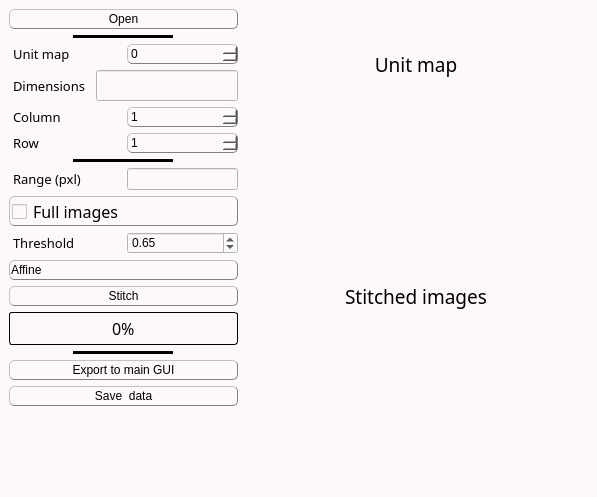
Old version of the form inichord/TwoD_Stitching.ui in the repository Cyril-Langlois/iniCHORD.
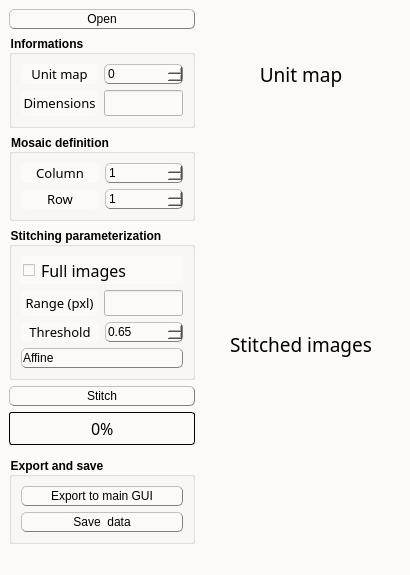
New version of the form. Icons and pictures are not drawn. Custom widgets are drawn as their Qt base class.

Diff of the .ui file:
```diff
--- a/inichord/TwoD_Stitching.ui
+++ b/inichord/TwoD_Stitching.ui
@@ -6,8 +6,8 @@
    <rect>
     <x>0</x>
     <y>0</y>
-    <width>597</width>
-    <height>497</height>
+    <width>406</width>
+    <height>538</height>
    </rect>
   </property>
   <property name="windowTitle">
@@ -15,28 +15,28 @@
   </property>
   <property name="styleSheet">
    <string notr="true">/* Couleur du fond, label, combobox, progressbar vide et spin box */
-QWidget, QLabel, QComboBox, QProgressBar, QSpinBox {background-color: rgb(253, 249, 248)}
+QWidget, QLabel, QComboBox, QProgressBar, QSpinBox, QDoubleSpinBox {background-color: rgb(253, 249, 248)}
 
 /* Couleur quand inactif */
-QPushButton:disabled, QComboBox:disabled, QSpinBox:disabled {background-color: rgba(243, 98, 64,150)}
+QPushButton:disabled, QComboBox:disabled, QSpinBox:disabled, QDoubleSpinBox:disabled {background-color: rgba(243, 98, 64,150)}
 
 /* Couleur des boutons et des selecteurs */
 QPushButton, QComboBox::drop-down:button, QComboBox::down-arrow, QComboBox::down-arrow:disabled, QSpinBox::drop-down:button, QSpinBox::down-arrow, QSpinBox::down-arrow:disabled, QSpinBox::drop-up:button, QSpinBox::up-arrow, QSpinBox::up-arrow:disabled, QSlider::handle:horizontal, QDoubleSpinBox::drop-down:button, QDoubleSpinBox::down-arrow, QDoubleSpinBox::down-arrow:disabled, QDoubleSpinBox::drop-up:button, QDoubleSpinBox::up-arrow, QDoubleSpinBox::up-arrow:disabled {background-color: rgb(226, 120, 95)}
 
 /* Couleur des bordures de même couleur que les boutons */
-QComboBox::drop-down:button, QSpinBox::drop-down:button, QSpinBox::drop-up:button {border-color: rgb(193, 167, 181)}
+QComboBox::drop-down:button, QSpinBox::drop-down:button, QSpinBox::drop-up:button, QDoubleSpinBox::drop-down:button, QDoubleSpinBox::drop-up:button {border-color: rgb(193, 167, 181)}
 
 /* Couleur des textes */
-QLabel, QPushButton, QPushButton:hover, QCheckBox, QComboBox, Line, QTextEdit, QSpinBox {color: rgb(0, 0, 0)}
+QLabel, QPushButton, QPushButton:hover, QCheckBox, QComboBox, Line, QTextEdit, QSpinBox, QDoubleSpinBox {color: rgb(0, 0, 0)}
 
 /* style des bordures 1 */
-QLabel, QPushButton, QPushButton:hover, QCheckBox, QComboBox, QSpinBox  {
+QLabel, QPushButton, QPushButton:hover, QComboBox, QSpinBox, QDoubleSpinBox  {
 	border-style : outset;
 	min-width : 5em;
 }
 
 /* style des bordures 2 */
-QPushButton, QPushButton:hover, QCheckBox, QComboBox, QSpinBox  {
+QPushButton, QPushButton:hover, QComboBox, QSpinBox, QDoubleSpinBox  {
 	border-radius: 5px;
 	border-width: 1px;
 	border-color: gray;
@@ -46,18 +46,18 @@
 QPushButton, QPushButton:hover, QCheckBox, QProgressBar {font: 12pt &quot;Noto Sans Cond&quot;}
 
 /* Font 2 */
-QComboBox, QTextEdit, QSpinBox {font: 10pt &quot;Noto Sans Cond&quot;}
+QComboBox, QTextEdit, QSpinBox, QLineEdit, QDoubleSpinBox {font: 10pt &quot;Noto Sans Cond&quot;}
 
 /* Padding 1 */
-QLabel, QComboBox, QComboBox::down-arrow, QSpinBox, QSpinBox::down-arrow, QSpinBox::up-arrow {padding : 1px;}
+QLabel, QComboBox, QComboBox::down-arrow, QSpinBox, QSpinBox::down-arrow, QSpinBox::up-arrow, QDoubleSpinBox:down-arrow, QDoubleSpinBox::up-arrow {padding : 1px;}
 
 /* Padding 2 */
 QPushButton, QPushButton:hover, QCheckBox {padding : 2px;}
 
 /* Gestion taille des QCheckBoxes */
 QCheckBox::indicator:unchecked, QCheckBox::indicator:unchecked:hover, QCheckBox::indicator:checked, QCheckBox::indicator:checked:hover  {
-	width :15px;
-	height : 15px;
+	width :12px;
+	height : 12px;
 }
 
 QLabel {
@@ -89,11 +89,6 @@
     height: 12px;
 }
 
-Line{
-	format: plain;
-	midLine-Width : 1px;
-}
-
 QFrame[height=&quot;3&quot;], QFrame[width=&quot;3&quot;] {background-color: #3A3939;}
 
 QTextEdit{
@@ -104,8 +99,6 @@
 	border-color: black;
 }
 
-QLineEdit {font : 12pt &quot;Noto Sans Cond&quot;;}
-
 /* Gestion taille des QLineEdit */
 QLineEdit::indicator:unchecked, QLineEdit::indicator:unchecked:hover, QLineEdit::indicator:checked, QLineEdit::indicator:checked:hover  {
 	border-color: black;
@@ -125,19 +118,19 @@
 	margin : 0.5px;
  }
 
-QSpinBox::drop-down:button, QSpinBox::drop-up:button {
+QSpinBox::drop-down:button, QSpinBox::drop-up:button, QDoubleSpinBox::drop-down:button, QDoubleSpinBox::drop-up:button {
 	border-radius: 2px;
 	border-width: 1px;
 	width: 36px;
 }
 
-QSpinBox::down-arrow {
+QSpinBox::down-arrow,  QDoubleSpinBox::down-arrow {
 	image : url(icons/Arrow_down.png);
     width: 24px;
     height: 22px;
 }
 
-QSpinBox::up-arrow {
+QSpinBox::up-arrow, QDoubleSpinBox::up-arrow {
 	image : url(icons/Arrow_up.png);
     width: 24px;
     height: 22px;
@@ -156,6 +149,10 @@
     height: 30px;
     margin: -10px 0; /* handle is placed by default on the contents rect of the groove. Expand outside the groove */
     border-radius: 3px;
+}
+
+QGroupBox {
+    font-weight: bold;
 }</string>
   </property>
   <widget class="QWidget" name="centralwidget">
@@ -196,34 +193,12 @@
           </property>
          </widget>
         </item>
-        <item alignment="Qt::AlignHCenter">
-         <widget class="Line" name="line1">
-          <property name="sizePolicy">
-           <sizepolicy hsizetype="Fixed" vsizetype="Fixed">
-            <horstretch>0</horstretch>
-            <verstretch>0</verstretch>
-           </sizepolicy>
+        <item>
+         <widget class="QGroupBox" name="groupBox_3">
+          <property name="title">
+           <string>Informations</string>
           </property>
-          <property name="minimumSize">
-           <size>
-            <width>100</width>
-            <height>0</height>
-           </size>
-          </property>
-          <property name="frameShadow">
-           <enum>QFrame::Plain</enum>
-          </property>
-          <property name="lineWidth">
-           <number>5</number>
-          </property>
-          <property name="midLineWidth">
-           <number>5</number>
-          </property>
-          <property name="orientation">
-           <enum>Qt::Horizontal</enum>
-          </property>
-         </widget>
-        </item>
+          <layout class="QVBoxLayout" name="verticalLayout_6">
         <item>
          <layout class="QHBoxLayout" name="horizontalLayout_3">
           <item>
@@ -242,7 +217,7 @@
             </property>
             <property name="maximumSize">
              <size>
-              <width>117</width>
+                 <width>16777215</width>
               <height>16777215</height>
              </size>
             </property>
@@ -262,7 +237,7 @@
              <string>Unit map</string>
             </property>
             <property name="alignment">
-             <set>Qt::AlignLeading|Qt::AlignLeft|Qt::AlignVCenter</set>
+                <set>Qt::AlignCenter</set>
             </property>
            </widget>
           </item>
@@ -317,7 +292,7 @@
             </property>
             <property name="maximumSize">
              <size>
-              <width>117</width>
+                 <width>16777215</width>
               <height>16777215</height>
              </size>
             </property>
@@ -337,7 +312,7 @@
              <string>Dimensions</string>
             </property>
             <property name="alignment">
-             <set>Qt::AlignLeading|Qt::AlignLeft|Qt::AlignVCenter</set>
+                <set>Qt::AlignCenter</set>
             </property>
            </widget>
           </item>
@@ -364,7 +339,7 @@
             <property name="font">
              <font>
               <family>Noto Sans Cond</family>
-              <pointsize>12</pointsize>
+                 <pointsize>10</pointsize>
               <weight>50</weight>
               <italic>false</italic>
               <bold>false</bold>
@@ -376,10 +351,22 @@
             <property name="alignment">
              <set>Qt::AlignCenter</set>
             </property>
+               <property name="readOnly">
+                <bool>true</bool>
+               </property>
            </widget>
           </item>
          </layout>
         </item>
+          </layout>
+         </widget>
+        </item>
+        <item>
+         <widget class="QGroupBox" name="groupBox_2">
+          <property name="title">
+           <string>Mosaic definition</string>
+          </property>
+          <layout class="QVBoxLayout" name="verticalLayout_7">
         <item>
          <layout class="QHBoxLayout" name="horizontalLayout_4">
           <item>
@@ -398,7 +385,7 @@
             </property>
             <property name="maximumSize">
              <size>
-              <width>117</width>
+                 <width>16777215</width>
               <height>16777215</height>
              </size>
             </property>
@@ -418,7 +405,7 @@
              <string>Column</string>
             </property>
             <property name="alignment">
-             <set>Qt::AlignLeading|Qt::AlignLeft|Qt::AlignVCenter</set>
+                <set>Qt::AlignCenter</set>
             </property>
            </widget>
           </item>
@@ -458,7 +445,7 @@
             </property>
             <property name="maximumSize">
              <size>
-              <width>117</width>
+                 <width>16777215</width>
               <height>16777215</height>
              </size>
             </property>
@@ -478,7 +465,7 @@
              <string>Row</string>
             </property>
             <property name="alignment">
-             <set>Qt::AlignLeading|Qt::AlignLeft|Qt::AlignVCenter</set>
+                <set>Qt::AlignCenter</set>
             </property>
            </widget>
           </item>
@@ -500,31 +487,46 @@
           </item>
          </layout>
         </item>
-        <item alignment="Qt::AlignHCenter">
-         <widget class="Line" name="line2">
+          </layout>
+         </widget>
+        </item>
+        <item>
+         <widget class="QGroupBox" name="groupBox">
+          <property name="title">
+           <string>Stitching parameterization</string>
+          </property>
+          <layout class="QVBoxLayout" name="verticalLayout_8">
+           <item>
+            <widget class="QCheckBox" name="full_range">
           <property name="sizePolicy">
-           <sizepolicy hsizetype="Fixed" vsizetype="Fixed">
+              <sizepolicy hsizetype="Preferred" vsizetype="Fixed">
             <horstretch>0</horstretch>
             <verstretch>0</verstretch>
            </sizepolicy>
           </property>
           <property name="minimumSize">
            <size>
-            <width>100</width>
+               <width>0</width>
             <height>0</height>
            </size>
           </property>
-          <property name="frameShadow">
-           <enum>QFrame::Plain</enum>
-          </property>
-          <property name="lineWidth">
-           <number>5</number>
-          </property>
-          <property name="midLineWidth">
-           <number>5</number>
-          </property>
-          <property name="orientation">
-           <enum>Qt::Horizontal</enum>
+             <property name="font">
+              <font>
+               <family>Noto Sans Cond</family>
+               <pointsize>12</pointsize>
+               <weight>50</weight>
+               <italic>false</italic>
+               <bold>false</bold>
+              </font>
+             </property>
+             <property name="toolTip">
+              <string>&lt;html&gt;&lt;head/&gt;&lt;body&gt;&lt;p&gt;&lt;span style=&quot; font-size:11pt;&quot;&gt;Check the box if the range of search is the entire image.&lt;/span&gt;&lt;/p&gt;&lt;/body&gt;&lt;/html&gt;</string>
+             </property>
+             <property name="styleSheet">
+              <string notr="true"/>
+             </property>
+             <property name="text">
+              <string>Full images</string>
           </property>
          </widget>
         </item>
@@ -546,7 +548,7 @@
             </property>
             <property name="maximumSize">
              <size>
-              <width>117</width>
+                 <width>16777215</width>
               <height>16777215</height>
              </size>
             </property>
@@ -566,7 +568,7 @@
              <string>Range (pxl)</string>
             </property>
             <property name="alignment">
-             <set>Qt::AlignLeading|Qt::AlignLeft|Qt::AlignVCenter</set>
+                <set>Qt::AlignCenter</set>
             </property>
            </widget>
           </item>
@@ -584,6 +586,15 @@
               <height>16777215</height>
              </size>
             </property>
+               <property name="font">
+                <font>
+                 <family>Noto Sans Cond</family>
+                 <pointsize>10</pointsize>
+                 <weight>50</weight>
+                 <italic>false</italic>
+                 <bold>false</bold>
+                </font>
+               </property>
             <property name="toolTip">
              <string>&lt;html&gt;&lt;head/&gt;&lt;body&gt;&lt;p&gt;&lt;span style=&quot; font-size:11pt;&quot;&gt;Give the length (pxl) of search in each image.&lt;/span&gt;&lt;/p&gt;&lt;/body&gt;&lt;/html&gt;</string>
             </property>
@@ -591,40 +602,6 @@
           </item>
          </layout>
         </item>
-        <item>
-         <widget class="QCheckBox" name="full_range">
-          <property name="sizePolicy">
-           <sizepolicy hsizetype="Preferred" vsizetype="Fixed">
-            <horstretch>0</horstretch>
-            <verstretch>0</verstretch>
-           </sizepolicy>
-          </property>
-          <property name="minimumSize">
-           <size>
-            <width>96</width>
-            <height>0</height>
-           </size>
-          </property>
-          <property name="font">
-           <font>
-            <family>Noto Sans Cond</family>
-            <pointsize>12</pointsize>
-            <weight>50</weight>
-            <italic>false</italic>
-            <bold>false</bold>
-           </font>
-          </property>
-          <property name="toolTip">
-           <string>&lt;html&gt;&lt;head/&gt;&lt;body&gt;&lt;p&gt;&lt;span style=&quot; font-size:11pt;&quot;&gt;Check the box if the range of search is the entire image.&lt;/span&gt;&lt;/p&gt;&lt;/body&gt;&lt;/html&gt;</string>
-          </property>
-          <property name="styleSheet">
-           <string notr="true"/>
-          </property>
-          <property name="text">
-           <string>Full images</string>
-          </property>
-         </widget>
-        </item>
         <item>
          <layout class="QHBoxLayout" name="horizontalLayout_5">
           <item>
@@ -643,7 +620,7 @@
             </property>
             <property name="maximumSize">
              <size>
-              <width>117</width>
+                 <width>16777215</width>
               <height>16777215</height>
              </size>
             </property>
@@ -663,7 +640,7 @@
              <string>Threshold</string>
             </property>
             <property name="alignment">
-             <set>Qt::AlignLeading|Qt::AlignLeft|Qt::AlignVCenter</set>
+                <set>Qt::AlignCenter</set>
             </property>
            </widget>
           </item>
@@ -677,7 +654,7 @@
             </property>
             <property name="minimumSize">
              <size>
-              <width>0</width>
+                 <width>77</width>
               <height>0</height>
              </size>
             </property>
@@ -728,6 +705,9 @@
           </item>
          </widget>
         </item>
+          </layout>
+         </widget>
+        </item>
         <item>
          <widget class="QPushButton" name="ComputeClass_bttn">
           <property name="sizePolicy">
@@ -785,34 +765,17 @@
           </property>
          </widget>
         </item>
-        <item alignment="Qt::AlignHCenter">
-         <widget class="Line" name="line1_2">
-          <property name="sizePolicy">
-           <sizepolicy hsizetype="Fixed" vsizetype="Fixed">
-            <horstretch>0</horstretch>
-            <verstretch>0</verstretch>
-           </sizepolicy>
-          </property>
-          <property name="minimumSize">
-           <size>
-            <width>100</width>
-            <height>0</height>
-           </size>
-          </property>
-          <property name="frameShadow">
-           <enum>QFrame::Plain</enum>
-          </property>
-          <property name="lineWidth">
-           <number>5</number>
-          </property>
-          <property name="midLineWidth">
-           <number>5</number>
-          </property>
-          <property name="orientation">
-           <enum>Qt::Horizontal</enum>
-          </property>
-         </widget>
-        </item>
+        <item>
+         <layout class="QVBoxLayout" name="verticalLayout_2">
+          <item>
+           <widget class="QWidget" name="widget" native="true"/>
+          </item>
+          <item>
+           <widget class="QGroupBox" name="groupBox_4">
+            <property name="title">
+             <string>Export and save</string>
+            </property>
+            <layout class="QVBoxLayout" name="verticalLayout_9">
         <item>
          <widget class="QPushButton" name="Push_export">
           <property name="sizePolicy">
@@ -840,8 +803,6 @@
          </widget>
         </item>
         <item>
-         <layout class="QVBoxLayout" name="verticalLayout_2">
-          <item>
            <widget class="QPushButton" name="Save_bttn">
             <property name="sizePolicy">
              <sizepolicy hsizetype="Minimum" vsizetype="Fixed">
@@ -867,8 +828,8 @@
             </property>
            </widget>
           </item>
-          <item>
-           <widget class="QWidget" name="widget" native="true"/>
+            </layout>
+           </widget>
           </item>
           <item>
            <spacer name="verticalSpacer">
@@ -902,6 +863,12 @@
               <verstretch>0</verstretch>
              </sizepolicy>
             </property>
+            <property name="minimumSize">
+             <size>
+              <width>112</width>
+              <height>0</height>
+             </size>
+            </property>
             <property name="palette">
              <palette>
               <active>
@@ -1111,6 +1078,12 @@
               <verstretch>0</verstretch>
              </sizepolicy>
             </property>
+            <property name="minimumSize">
+             <size>
+              <width>200</width>
+              <height>0</height>
+             </size>
+            </property>
            </widget>
           </item>
          </layout>
@@ -1125,6 +1098,12 @@
               <verstretch>0</verstretch>
              </sizepolicy>
             </property>
+            <property name="minimumSize">
+             <size>
+              <width>112</width>
+              <height>0</height>
+             </size>
+            </property>
             <property name="palette">
              <palette>
               <active>
@@ -1334,6 +1313,12 @@
               <verstretch>0</verstretch>
              </sizepolicy>
             </property>
+            <property name="minimumSize">
+             <size>
+              <width>200</width>
+              <height>0</height>
+             </size>
+            </property>
            </widget>
           </item>
          </layout>
```
Left out of the diff: 17 changed lines with no effect on the pictures. Lines whose indentation alone changed are shown as unchanged.
